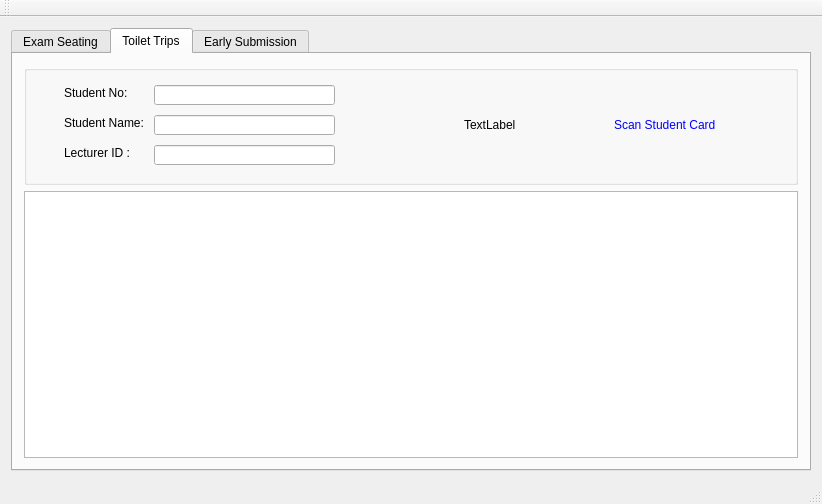
qinjie/Exam-Kiosk, file mainwindow.ui: the form before one commit.
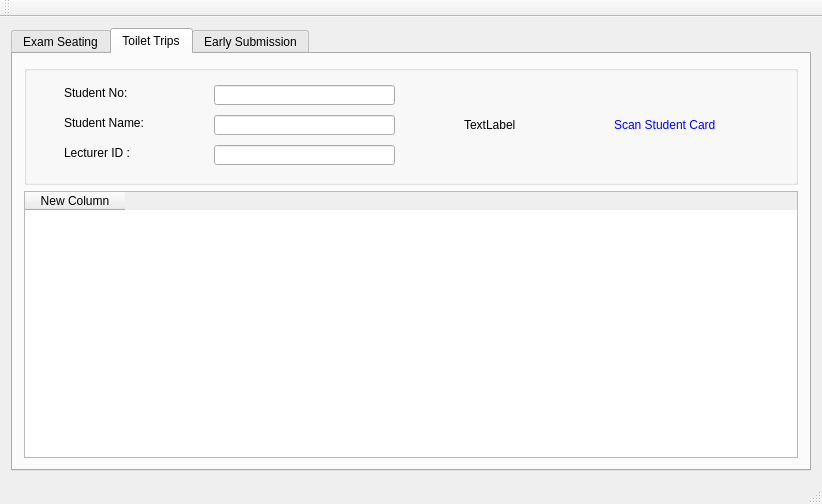
The form after the commit. The open tabs and pages were chosen to show the change.

Diff of the .ui file:
```diff
--- a/mainwindow.ui
+++ b/mainwindow.ui
@@ -212,7 +212,7 @@
             <rect>
              <x>40</x>
              <y>50</y>
-             <width>91</width>
+             <width>111</width>
              <height>16</height>
             </rect>
            </property>
@@ -236,7 +236,7 @@
           <widget class="QLineEdit" name="toiletLEStudentName">
            <property name="geometry">
             <rect>
-             <x>130</x>
+             <x>190</x>
              <y>50</y>
              <width>181</width>
              <height>20</height>
@@ -246,7 +246,7 @@
           <widget class="QLineEdit" name="toiletLEStudentNo">
            <property name="geometry">
             <rect>
-             <x>130</x>
+             <x>190</x>
              <y>20</y>
              <width>181</width>
              <height>20</height>
@@ -258,7 +258,7 @@
             <rect>
              <x>40</x>
              <y>80</y>
-             <width>71</width>
+             <width>91</width>
              <height>16</height>
             </rect>
            </property>
@@ -269,7 +269,7 @@
           <widget class="QLineEdit" name="toiletLELecturerID">
            <property name="geometry">
             <rect>
-             <x>130</x>
+             <x>190</x>
              <y>80</y>
              <width>181</width>
              <height>20</height>
@@ -279,7 +279,13 @@
          </widget>
         </item>
         <item>
-         <widget class="QTableWidget" name="toiletTableWidget"/>
+         <widget class="QTableWidget" name="toiletTableWidget">
+          <column>
+           <property name="text">
+            <string>New Column</string>
+           </property>
+          </column>
+         </widget>
         </item>
        </layout>
       </widget>
```
Left out of the diff: 22 changed lines with no effect on the pictures.
